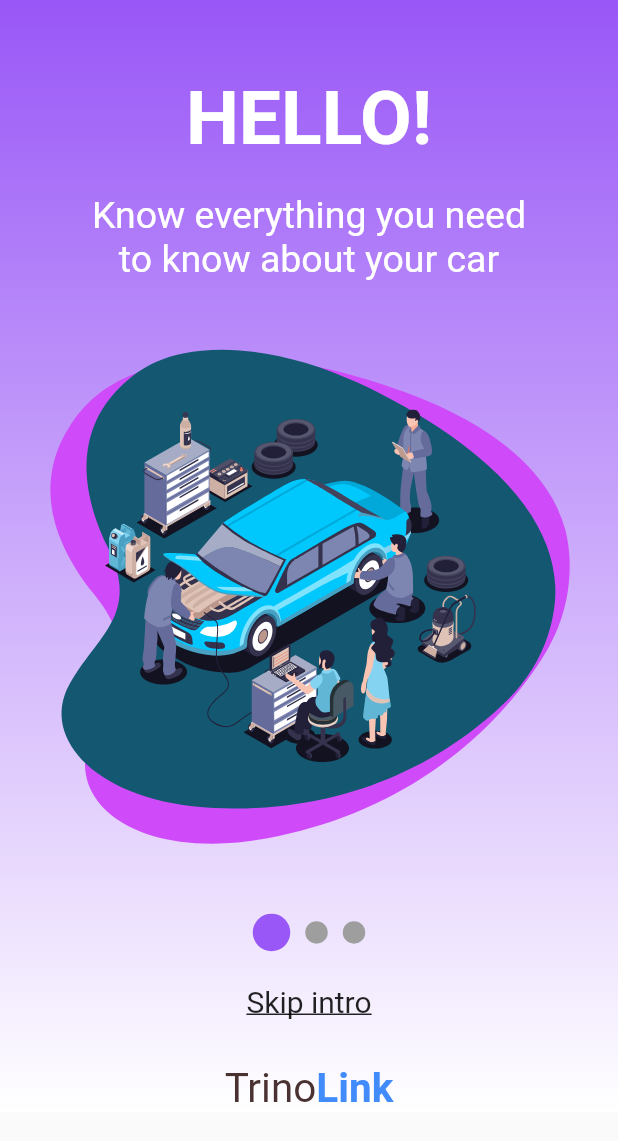
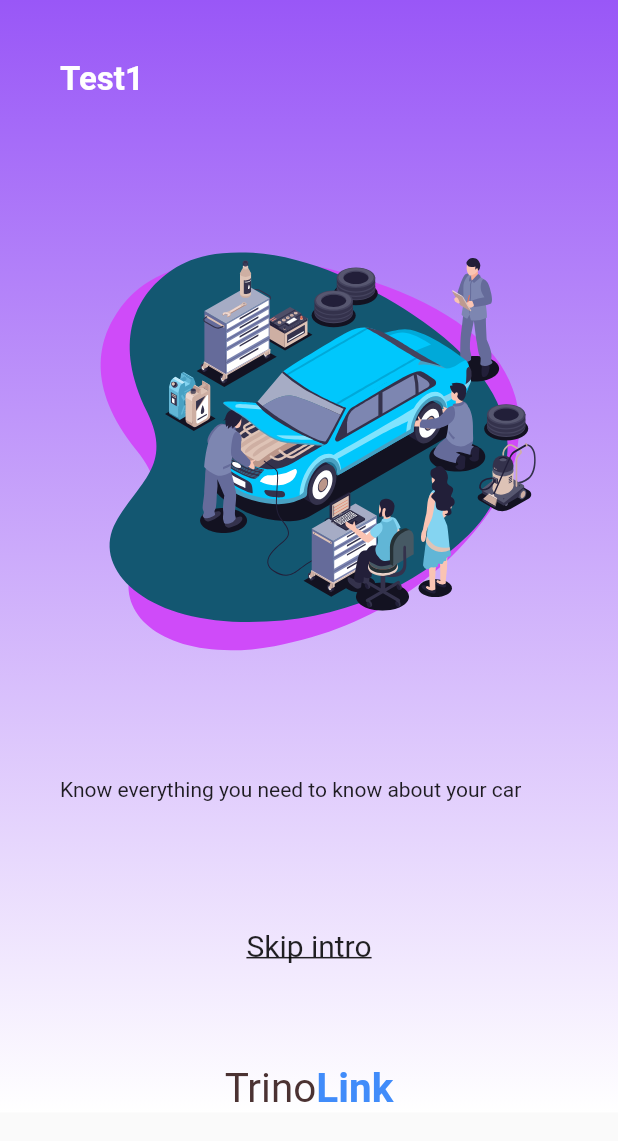
Before and after one commit to stevedmartis/flutter-app-automotriz, a Flutter app: the screen it shows after launch, on a phone screen of 412 x 824 dp. Shown: the top 1141 px of the screen. Run offline on Flutter 3.47's test engine with Material 2 defaults, Android fonts, the phone set to English and light mode, and no system bars; our stand-ins replace firebase_messaging, font_awesome_flutter, material_design_icons_flutter, websafe_svg; accounts and stored records are empty; Roboto replaces fonts that are missing (GTWalsheimPro); project files that could hold a hidden picture were left out.

Commit message:
Change slideshow for onboarding component, and prepare for Balls indicators using PageNumbers changes.

```diff
--- a/lib/_internal/component/common/slideshow.dart
+++ /dev/null
@@ -1,272 +0,0 @@
-import 'package:flutter/material.dart';
-
-import 'package:provider/provider.dart';
-import 'package:websafe_svg/websafe_svg.dart';
-
-
-class Slideshow extends StatelessWidget {
-
-  final List<Widget> slides;
-  final bool dotsTop;
-  final Color colorPrimary;
-  final Color colorSecondary;
-  final double sizePrimary;
-  final double sizeSecondary;
-
-  Slideshow({
-    @required this.slides,
-    this.dotsTop     = false,
-    this.colorPrimary    = Colors.blue,
-    this.colorSecondary  = Colors.grey,
-    this.sizePrimary   = 25.0,
-    this.sizeSecondary = 12.0,
-  });
-
-
-  @override
-  Widget build(BuildContext context) {
-
-
-    return ChangeNotifierProvider(
-      create: (_) => new SlideshowModel(),
-      child: SafeArea(
-        child: Center(
-          child: Builder(
-            builder: (BuildContext context) {
-
-              Provider.of<SlideshowModel>(context).colorPrimario   = this.colorPrimary;
-              Provider.of<SlideshowModel>(context).colorSecundario = this.colorSecondary;
-
-              Provider.of<SlideshowModel>(context).bulletPrimario   = this.sizePrimary;
-              Provider.of<SlideshowModel>(context).bulletSecundario = this.sizeSecondary;
-
-              return _CrearEstructuraSlideshow(dotsTop: dotsTop, slides: slides);
-            },
-          )
-        ),
-      ),
-    );
-
-  }
-}
-
-class _CrearEstructuraSlideshow extends StatelessWidget {
-  const _CrearEstructuraSlideshow({
-    Key key,
-    @required this.dotsTop,
-    @required this.slides,
-  }) : super(key: key);
-
-  final bool dotsTop;
-  final List<Widget> slides;
-
-  @override
-  Widget build(BuildContext context) {
-    return Column(
-      children: <Widget>[
-        if ( this.dotsTop )
-          _Dots( this.slides.length ),
-
-        Expanded(
-          child: _Slides( this.slides )
-        ),
-
-        if ( !this.dotsTop )
-          _Dots( this.slides.length ),
-      ],
-    );
-  }
-}
-
-
-class _Dots extends StatelessWidget {
-
-  final int totalSlides;
-
-  _Dots( this.totalSlides );
-
-  @override
-  Widget build(BuildContext context) {
-    return Container(
-      width: double.infinity,
-      height: 70,
-      child: Row(
-        mainAxisAlignment: MainAxisAlignment.center,
-        children: List.generate( this.totalSlides, (i) => _Dot(i) ),
-      ),
-    );
-  }
-}
-
-class _Dot extends StatelessWidget {
-
-  final int index;
-
-  _Dot( this.index );
-
-  @override
-  Widget build(BuildContext context) {
-
-    final ssModel = Provider.of<SlideshowModel>(context);
-    double size;
-    Color color;
-
-    if ( ssModel.currentPage >= index - 0.5 && ssModel.currentPage < index + 0.5 ) {
-
-      size = ssModel.bulletPrimario;
-      color  = ssModel.colorPrimario;
-
-    } else {
-
-      size = ssModel.bulletSecundario;
-      color  = ssModel.colorSecundario;
-    }
-
-    return AnimatedContainer(
-      duration: Duration( milliseconds: 200 ),
-
-      width: size,
-      height: size,
-      margin: EdgeInsets.symmetric( horizontal: 5 ),
-      decoration: BoxDecoration(
-        color: color,
-        shape: BoxShape.circle
-      ),
-    );
-  }
-}
-
-
-
-
-class _Slides extends StatefulWidget {
-
-  final List<Widget> slides;
-
-  _Slides( this.slides );
-
-  @override
-  __SlidesState createState() => __SlidesState();
-}
-
-class __SlidesState extends State<_Slides> {
-
-  final pageViewController = new PageController();
-
-  @override
-  void initState() {
-    super.initState();
-
-    pageViewController.addListener(() {
-      Provider.of<SlideshowModel>(context, listen: false).currentPage = pageViewController.page;
-    });
-
-  }
-
-  @override
-  void dispose() {
-    pageViewController.dispose();
-    super.dispose();
-  }
-
-
-  @override
-  Widget build(BuildContext context) {
-
-    return Container(
-      child: PageView(
-        controller: pageViewController,
-        // children: <Widget>[
-        //   _Slide( 'assets/svgs/slide-1.svg' ),
-        //   _Slide( 'assets/svgs/slide-2.svg' ),
-        //   _Slide( 'assets/svgs/slide-3.svg' ),
-        // ],
-        children: widget.slides.map( (slide) => _Slide( slide ) ).toList(),
-      ),
-    );
-  }
-}
-
-class _Slide extends StatelessWidget {
-
-  final Widget slide;
-
-  _Slide( this.slide );
-
-  @override
-  Widget build(BuildContext context) {
-
-        Size _size = MediaQuery.of(context).size;
-
-
-    return Container(
-      width: double.infinity,
-      height: double.infinity,
-      child:    Stack(
-                  children: [
-                    Positioned(
-
-
-
-                      child: Container(
-                        width: _size.width,
-                        height:  _size.width * 1.0,
-                        child: WebsafeSvg.asset(
-                            "assets/images/intro-background.svg"),
-                      ),
-                    ),
-                    Positioned(
-                      top: 80,
-                      left: 70,
-                      child: Container(
-                        width: _size.width * 0.60,
-                        height: _size.height * 0.30,
-                        child:
-                            slide,
-                      ),
-                    ),
-                  ],
-                ),
-    );
-
-
-  }
-}
-
-
-class SlideshowModel with ChangeNotifier {
-
-  double _currentPage     = 0;
-  Color _colorPrimary    = Colors.blue;
-  Color _colorSecondary  = Colors.grey;
-  double _sizePrimary   = 25;
-  double _sizeSecundary = 12;
-
-  double get currentPage => this._currentPage;
-
-  set currentPage( double page ) {
-    this._currentPage = page;
-    notifyListeners();
-  }
-
-  Color get colorPrimario => this._colorPrimary;
-  set colorPrimario( Color color ) {
-    this._colorPrimary = color;
-  }
-
-  Color get colorSecundario => this._colorSecondary;
-  set colorSecundario( Color color ) {
-    this._colorSecondary = color;
-  }
-
-  double get bulletPrimario => this._sizePrimary;
-  set bulletPrimario( double size ) {
-    this._sizePrimary = size;
-  }
-
-  double get bulletSecundario => this._sizeSecundary;
-  set bulletSecundario( double size ) {
-    this._sizeSecundary = size;
-  }
-
-}
--- /dev/null
+++ b/lib/_internal/component/common/styled_logo.dart
@@ -0,0 +1,34 @@
+import 'package:flutter/material.dart';
+
+class StyledLogo extends StatelessWidget {
+  @override
+  Widget build(BuildContext context) {
+    return  RichText(
+      textAlign: TextAlign.center,
+      text: new TextSpan(
+        children: [
+          TextSpan(
+            text: "Trino",
+            style: TextStyle(
+              fontFamily: 'GTWalsheimPro',
+              color: Color(0xff4b3232),
+              fontSize: 27,
+              fontWeight: FontWeight.w500,
+              fontStyle: FontStyle.normal,
+            ),
+          ),
+          TextSpan(
+            text: "Link",
+            style: TextStyle(
+              fontFamily: 'GTWalsheimPro',
+              color: Color(0xff418cfa),
+              fontSize: 27,
+              fontWeight: FontWeight.w700,
+              fontStyle: FontStyle.normal,
+            ),
+          ),
+        ],
+      ),
+    );
+  }
+}
--- /dev/null
+++ b/lib/_internal/component/common/styled_onboarding_message.dart
@@ -0,0 +1,68 @@
+import 'package:flutter/material.dart';
+import 'package:trinoapp/_internal/component/common/spacing.dart';
+import 'package:websafe_svg/websafe_svg.dart';
+
+class OnboardingMessages extends StatelessWidget {
+  final String title;
+  final String message;
+  final String image;
+
+  const OnboardingMessages({
+    Key key,
+    this.title,
+    this.message,
+    this.image,
+  }) : super(key: key);
+
+  @override
+  Widget build(BuildContext context) {
+    Size _size = MediaQuery.of(context).size;
+
+    return Padding(
+      padding: const EdgeInsets.all(40.0),
+      child: Column(
+        crossAxisAlignment: CrossAxisAlignment.start,
+        children: <Widget>[
+          Text(
+            title,
+            style: TextStyle(
+              fontSize: 22,
+              fontWeight: FontWeight.w600,
+              color: Colors.white,
+            ),
+          ),
+          VSpace(20),
+          Center(
+            child: Stack(
+              children: [
+                Positioned(
+                  child: Container(
+                    width: _size.width,
+                    height: _size.width * 1.0,
+                    child: WebsafeSvg.asset("assets/images/intro-background.svg"),
+                  ),
+                ),
+                Positioned(
+                  top: 80,
+                  left: 70,
+                  child: Container(
+                    width: _size.width * 0.60,
+                    height: _size.height * 0.30,
+                    child:
+                    WebsafeSvg.asset(image),
+                  ),
+                ),
+              ],
+            ),
+          ),
+          VSpace(20),
+          Text(
+            message,
+            textAlign: TextAlign.justify,
+            // style: kSubtitleStyle,
+          ),
+        ],
+      ),
+    );
+  }
+}
--- a/lib/_internal/component/component.dart
+++ b/lib/_internal/component/component.dart
@@ -7,3 +7,5 @@ export 'common/styled_odometer.dart';
 export 'common/styled_button.dart';
 export 'common/styled_scaffold.dart';
 export 'common/styled_textbox.dart';
+export 'common/styled_logo.dart';
+export 'common/styled_onboarding_message.dart';
--- a/lib/main.dart
+++ b/lib/main.dart
@@ -65,12 +65,8 @@ class _TrinoAppState extends State<TrinoApp> {
     if (!mounted) return;
 
     if (Platform.isIOS) {
-      print('estoy en ios');
-      _fcm.requestNotificationPermissions(
-          const IosNotificationSettings(
-              sound: true, badge: true, alert: true, provisional: true));
-      _fcm.onIosSettingsRegistered
-          .listen((IosNotificationSettings settings) {
+      _fcm.requestNotificationPermissions(const IosNotificationSettings(sound: true, badge: true, alert: true, provisional: true));
+      _fcm.onIosSettingsRegistered.listen((IosNotificationSettings settings) {
         print("Settings registered: $settings");
       });
     }
@@ -88,8 +84,6 @@ class _TrinoAppState extends State<TrinoApp> {
       },
     );
   }
-
-
 }
 
 Future<dynamic> _onBackgroundMessage(Map<String, dynamic> message) async {
--- a/lib/screen/home_screen.dart
+++ b/lib/screen/home_screen.dart
@@ -60,7 +60,7 @@ class _HomeScreenState extends State<HomeScreen> {
                       onpress: () => {Navigator.of(context).pushNamed('/position')},
                     ),
                     OptionSelector(
-                      title: "Scanner",
+                      title: "Niveles",
                       svgIcon: "scanner.svg",
                       onpress: () => {Navigator.of(context).pushNamed('/scanner')},
                     ),
--- a/lib/screen/login/login_screen.dart
+++ b/lib/screen/login/login_screen.dart
@@ -149,33 +149,7 @@ class _LoginScreenState extends State<LoginScreen> {
                     fontStyle: FontStyle.normal,
                   ),
                 ),
-                RichText(
-                  textAlign: TextAlign.center,
-                  text: new TextSpan(
-                    children: [
-                      TextSpan(
-                        text: "Trino",
-                        style: TextStyle(
-                          fontFamily: 'GTWalsheimPro',
-                          color: Color(0xff4b3232),
-                          fontSize: 27,
-                          fontWeight: FontWeight.w500,
-                          fontStyle: FontStyle.normal,
-                        ),
-                      ),
-                      TextSpan(
-                        text: "Link",
-                        style: TextStyle(
-                          fontFamily: 'GTWalsheimPro',
-                          color: Color(0xff418cfa),
-                          fontSize: 27,
-                          fontWeight: FontWeight.w700,
-                          fontStyle: FontStyle.normal,
-                        ),
-                      ),
-                    ],
-                  ),
-                ),
+                StyledLogo(),
               ],
             ),
           ),
--- a/lib/screen/scanner/scanner_screen.dart
+++ b/lib/screen/scanner/scanner_screen.dart
@@ -18,7 +18,7 @@ class _ScannerScreenState extends State<ScannerScreen> {
         child: StyledScaffold(
           image: "assets/images/img-scanner.svg",
           title: "SLXH-07",
-          subTitle: "Scanner",
+          subTitle: "Niveles",
           backbutton: true,
           child: Container(
             width: _size.width,
--- a/lib/screen/welcome/welcome_screen.dart
+++ b/lib/screen/welcome/welcome_screen.dart
@@ -1,7 +1,5 @@
 import 'package:flutter/material.dart';
-import 'package:trinoapp/_internal/component/common/slideshow.dart';
-import 'package:trinoapp/_internal/component/common/spacing.dart';
-import 'package:websafe_svg/websafe_svg.dart';
+import 'package:trinoapp/_internal/component/component.dart';
 
 class WelcomeScreen extends StatefulWidget {
   @override
@@ -12,6 +10,10 @@ class _WelcomeScreenState extends State<WelcomeScreen> {
   @override
   Widget build(BuildContext context) {
     Size _size = MediaQuery.of(context).size;
+
+    final int _numPages = 3;
+    final PageController _pageController = PageController(initialPage: 0);
+    int _currentPage = 0;
 
     return Scaffold(
       resizeToAvoidBottomInset: false,
@@ -36,64 +38,46 @@ class _WelcomeScreenState extends State<WelcomeScreen> {
               crossAxisAlignment: CrossAxisAlignment.center,
               children: [
                 Container(
-                  padding: EdgeInsets.only(top: 50),
-                  child: Text('HELLO!',
-                      style: TextStyle(
-                          color: Colors.white,
-                          fontSize: 50,
-                          fontWeight: FontWeight.bold)),
-                ),
-                VSpace(20),
-                Container(
-                  padding: EdgeInsets.symmetric(horizontal: 50),
-                  child:
-
-
-                  Text('Know everything you need to know about your car',
-                      textAlign: TextAlign.center,
-                      style: TextStyle(
-                          color: Colors.white,
-                          fontSize: 25,
-                          fontWeight: FontWeight.w500)),
-                ),
-                Expanded(
-                  child: SlideShowSvgs(),
-                ),
-                Text(
-                  'Skip intro',
-                  style: TextStyle(
-                    fontSize: 20,
-                    decoration: TextDecoration.underline,
-                  ),
-                ),
-                VSpace(30),
-                RichText(
-                  textAlign: TextAlign.center,
-                  text: new TextSpan(
-                    children: [
-                      TextSpan(
-                        text: "Trino",
-                        style: TextStyle(
-                          fontFamily: 'GTWalsheimPro',
-                          color: Color(0xff4b3232),
-                          fontSize: 27,
-                          fontWeight: FontWeight.w500,
-                          fontStyle: FontStyle.normal,
-                        ),
+                  height: 600,
+                  alignment: Alignment.topCenter,
+                  child: PageView(
+                    physics: ClampingScrollPhysics(),
+                    onPageChanged: (int page) {
+                      setState(() {
+                        _currentPage = page;
+                      });
+                    },
+                    children: <Widget>[
+                      OnboardingMessages(
+                        title: "Test1",
+                        message: "Know everything you need to know about your car",
+                        image: "assets/images/img-intro-1.svg",
                       ),
-                      TextSpan(
-                        text: "Link",
-                        style: TextStyle(
-                          fontFamily: 'GTWalsheimPro',
-                          color: Color(0xff418cfa),
-                          fontSize: 27,
-                          fontWeight: FontWeight.w700,
-                          fontStyle: FontStyle.normal,
-                        ),
+                      OnboardingMessages(
+                        title: "Test2",
+                        message: "Know everything you need to know about your car",
+                        image: "assets/images/img-intro-2.svg",
+                      ),
+                      OnboardingMessages(
+                        title: "Test3",
+                        message: "Know everything you need to know about your car",
+                        image: "assets/images/img-intro-3.svg",
                       ),
                     ],
                   ),
                 ),
+                GestureDetector(
+                  onTap: () => {Navigator.of(context).pushNamedAndRemoveUntil("/login", (route) => false)},
+                  child: Text(
+                    'Skip intro',
+                    style: TextStyle(
+                      fontSize: 20,
+                      decoration: TextDecoration.underline,
+                    ),
+                  ),
+                ),
+                VSpace(30),
+                StyledLogo(),
               ],
             ),
           ),
@@ -102,19 +86,3 @@ class _WelcomeScreenState extends State<WelcomeScreen> {
     );
   }
 }
-
-class SlideShowSvgs extends StatelessWidget {
-  @override
-  Widget build(BuildContext context) {
-    return Slideshow(
-        //topDots: true,
-        colorPrimary: Color(0xff9957F7),
-        sizePrimary: 25,
-        sizeSecondary: 15,
-        slides: <Widget>[
-          WebsafeSvg.asset("assets/images/img-intro-1.svg"),
-          WebsafeSvg.asset("assets/images/img-intro-2.svg"),
-          WebsafeSvg.asset("assets/images/img-intro-3.svg"),
-        ]);
-  }
-}
```
